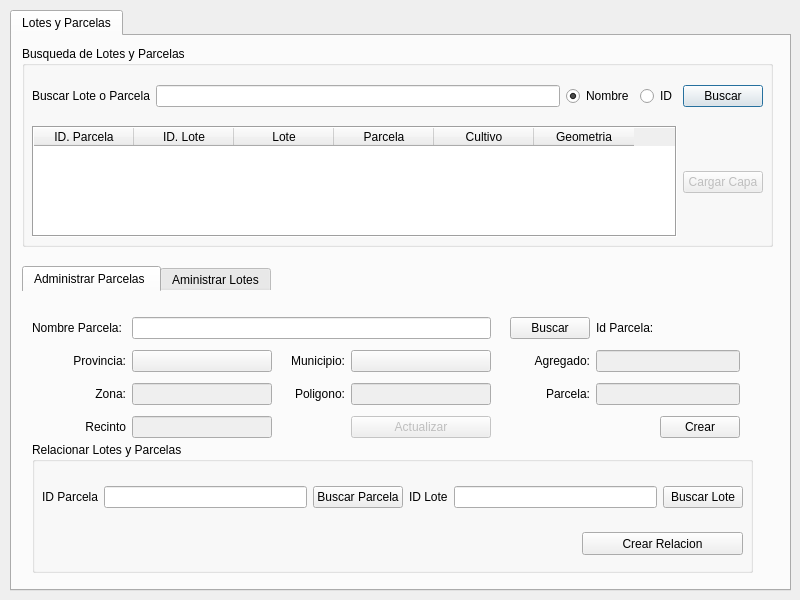
This is ui/agrae_main.ui in franciscocontreras93/agrae as Qt 5 draws it before an edit. The edited form follows.
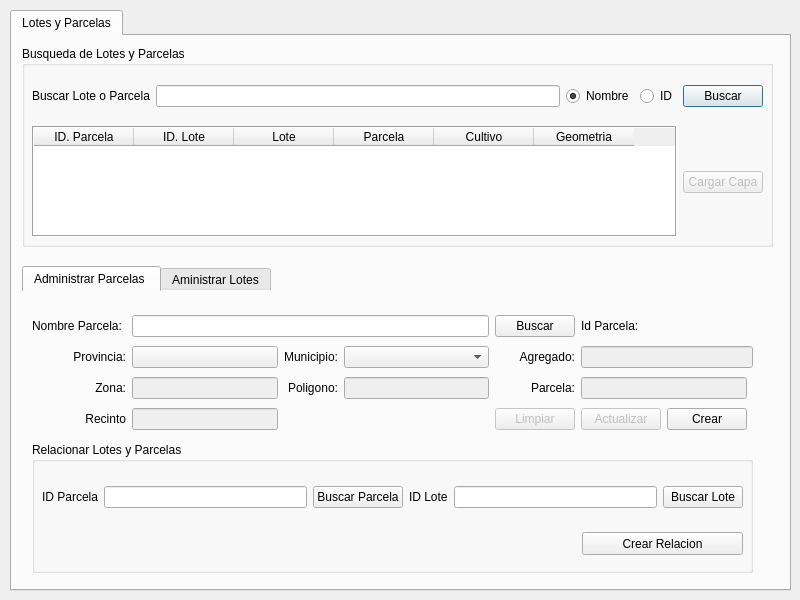
This is the edited form. The open tabs and pages were chosen to show the change.

Commit message: anadida funcion crear lote

```diff
--- a/ui/agrae_main.ui
+++ b/ui/agrae_main.ui
@@ -227,13 +227,33 @@
          <x>10</x>
          <y>20</y>
          <width>721</width>
-         <height>132</height>
+         <height>121</height>
         </rect>
        </property>
-       <layout class="QGridLayout" name="gridLayout_8" columnstretch="0,0,0,0,0,0,0,0,0,0">
+       <layout class="QGridLayout" name="gridLayout_8" columnstretch="0,0,0,0,0,0,0,0">
         <property name="sizeConstraint">
          <enum>QLayout::SetDefaultConstraint</enum>
         </property>
+        <item row="5" column="5">
+         <widget class="QPushButton" name="btn_par_update">
+          <property name="enabled">
+           <bool>false</bool>
+          </property>
+          <property name="text">
+           <string>Actualizar</string>
+          </property>
+         </widget>
+        </item>
+        <item row="5" column="4">
+         <widget class="QPushButton" name="pushButton">
+          <property name="enabled">
+           <bool>false</bool>
+          </property>
+          <property name="text">
+           <string>Limpiar</string>
+          </property>
+         </widget>
+        </item>
         <item row="0" column="0">
          <widget class="QLabel" name="label_31">
           <property name="text">
@@ -241,17 +261,17 @@
           </property>
          </widget>
         </item>
-        <item row="0" column="1" colspan="4">
+        <item row="0" column="1" colspan="3">
          <widget class="QLineEdit" name="ln_par_nombre"/>
         </item>
-        <item row="0" column="6">
+        <item row="0" column="4">
          <widget class="QPushButton" name="btn_buscar_parcela">
           <property name="text">
            <string>Buscar</string>
           </property>
          </widget>
         </item>
-        <item row="0" column="8">
+        <item row="0" column="6">
          <widget class="QLabel" name="lbl_id_parcela">
           <property name="text">
            <string/>
@@ -261,7 +281,7 @@
           </property>
          </widget>
         </item>
-        <item row="2" column="6">
+        <item row="2" column="4">
          <widget class="QLabel" name="label_60">
           <property name="text">
            <string>Agregado:</string>
@@ -271,7 +291,7 @@
           </property>
          </widget>
         </item>
-        <item row="5" column="8">
+        <item row="5" column="6">
          <widget class="QPushButton" name="btn_par_create">
           <property name="text">
            <string>Crear</string>
@@ -285,7 +305,7 @@
           </property>
          </widget>
         </item>
-        <item row="2" column="3">
+        <item row="2" column="2">
          <widget class="QLabel" name="label_35">
           <property name="text">
            <string>Municipio:</string>
@@ -295,7 +315,7 @@
           </property>
          </widget>
         </item>
-        <item row="4" column="4">
+        <item row="4" column="3">
          <widget class="QLineEdit" name="ln_par_poly">
           <property name="enabled">
            <bool>false</bool>
@@ -329,7 +349,7 @@
           </property>
          </widget>
         </item>
-        <item row="4" column="6">
+        <item row="4" column="4">
          <widget class="QLabel" name="label_61">
           <property name="text">
            <string>Parcela:</string>
@@ -339,7 +359,7 @@
           </property>
          </widget>
         </item>
-        <item row="4" column="3">
+        <item row="4" column="2">
          <widget class="QLabel" name="label_33">
           <property name="text">
            <string>Poligono:</string>
@@ -349,16 +369,6 @@
           </property>
          </widget>
         </item>
-        <item row="5" column="4">
-         <widget class="QPushButton" name="btn_par_update">
-          <property name="enabled">
-           <bool>false</bool>
-          </property>
-          <property name="text">
-           <string>Actualizar</string>
-          </property>
-         </widget>
-        </item>
         <item row="5" column="0">
          <widget class="QLabel" name="label_62">
           <property name="text">
@@ -369,75 +379,22 @@
           </property>
          </widget>
         </item>
-        <item row="4" column="7" colspan="2">
+        <item row="4" column="5" colspan="2">
          <widget class="QLineEdit" name="ln_par_parcela">
           <property name="enabled">
            <bool>false</bool>
           </property>
          </widget>
         </item>
-        <item row="2" column="2">
-         <widget class="QLabel" name="lbl_idprov">
-          <property name="text">
-           <string/>
-          </property>
-         </widget>
-        </item>
-        <item row="0" column="7">
+        <item row="0" column="5">
          <widget class="QLabel" name="label_37">
           <property name="text">
            <string>Id Parcela:</string>
           </property>
          </widget>
         </item>
-        <item row="4" column="9">
-         <widget class="QLabel" name="lbl_idparcela">
-          <property name="text">
-           <string/>
-          </property>
-         </widget>
-        </item>
-        <item row="4" column="5">
-         <widget class="QLabel" name="lbl_idpoly">
-          <property name="text">
-           <string/>
-          </property>
-         </widget>
-        </item>
-        <item row="4" column="2">
-         <widget class="QLabel" name="lbl_idzona">
-          <property name="text">
-           <string/>
-          </property>
-         </widget>
-        </item>
-        <item row="2" column="5">
-         <widget class="QLabel" name="lbl_idmcpo">
-          <property name="text">
-           <string/>
-          </property>
-         </widget>
-        </item>
-        <item row="2" column="7" colspan="2">
-         <widget class="QLineEdit" name="ln_par_agg">
-          <property name="enabled">
-           <bool>false</bool>
-          </property>
-         </widget>
-        </item>
-        <item row="5" column="2">
-         <widget class="QLabel" name="lbl_idrecinto">
-          <property name="text">
-           <string/>
-          </property>
-         </widget>
-        </item>
-        <item row="2" column="9">
-         <widget class="QLabel" name="lbl_idagg">
-          <property name="text">
-           <string/>
-          </property>
-         </widget>
+        <item row="2" column="3">
+         <widget class="QComboBox" name="mcpo_combo"/>
         </item>
         <item row="2" column="1">
          <widget class="QComboBox" name="prov_combo">
@@ -464,8 +421,12 @@
           </property>
          </widget>
         </item>
-        <item row="2" column="4">
-         <widget class="QComboBox" name="mcpo_combo"/>
+        <item row="2" column="5" colspan="3">
+         <widget class="QLineEdit" name="ln_par_agg">
+          <property name="enabled">
+           <bool>false</bool>
+          </property>
+         </widget>
         </item>
        </layout>
       </widget>
```
Left out of the diff: 284 changed lines with no effect on the pictures. The commit also changes 2 other files.
